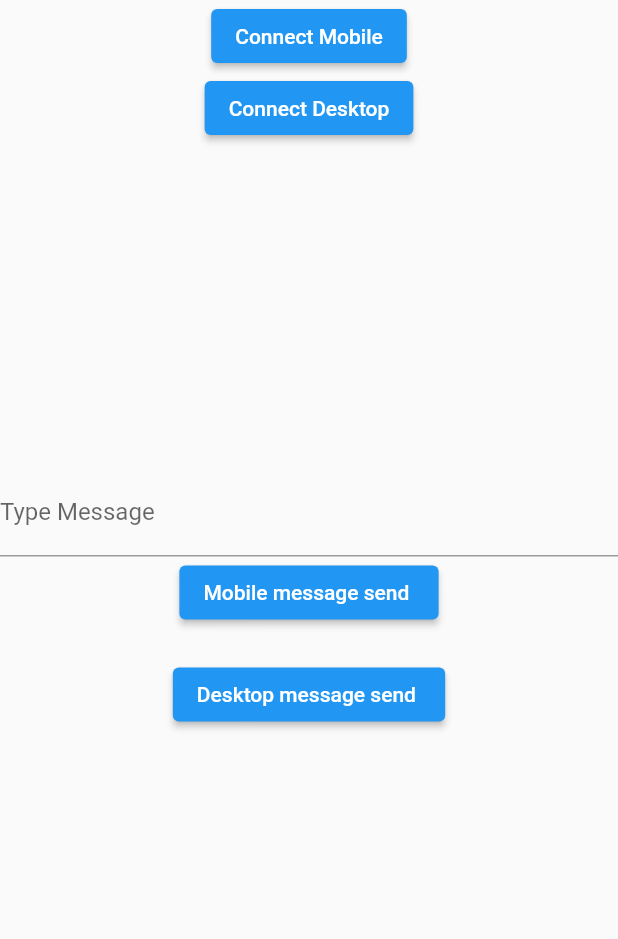
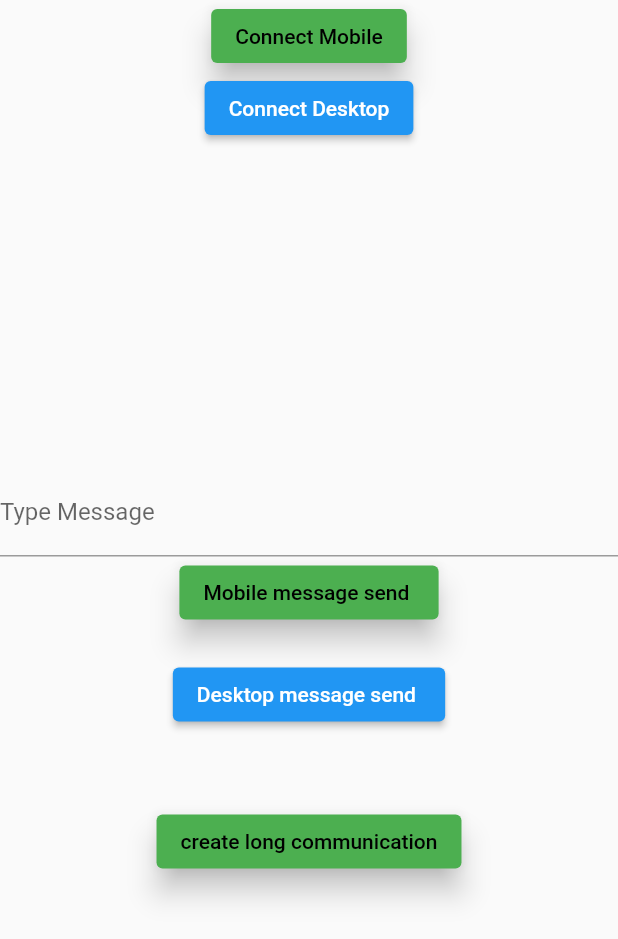
Before and after one commit to tushartripathi/charApp_using_node_flutter, a Flutter app: the screen it shows after launch, after a tap on "Connect Mobile", on a phone screen of 412 x 824 dp. Shown: the top 939 px of the screen. Run offline on Flutter 3.47's test engine with Material 2 defaults, Android fonts, the phone set to English and light mode, and no system bars; our stand-ins replace socket_io_client; network calls fail.

Commit message:
10 sec real time communication demo

```diff
--- a/lib/Home.dart
+++ b/lib/Home.dart
@@ -37,7 +37,13 @@ class _HomeState extends State<Home> {
                   print("Connect Mobile");
                   connectDevie(socket, sendMessage);
                 },
-                  child: Text("Connect Mobile")),
+                child: Text("Connect Mobile"),
+                style: ElevatedButton.styleFrom(
+                  primary: Colors.green,
+                  onPrimary: Colors.black,
+                  elevation: 8,
+                ),
+              ),
               ElevatedButton(
                   onPressed: () {
                     Map<String, dynamic> sendMessage = {
@@ -76,6 +82,11 @@ class _HomeState extends State<Home> {
                     print("Sending message from mobile");
                     sendValue(socket, sendMessage);
                   },
+                  style: ElevatedButton.styleFrom(
+                    primary: Colors.green,
+                    onPrimary: Colors.black,
+                    elevation: 8,
+                  ),
                   child: Text("Mobile message send ")),
               SizedBox(
                 height: 20,
@@ -95,6 +106,25 @@ class _HomeState extends State<Home> {
                   child: Text("Desktop message send "))
             ],
           ),
+          SizedBox(
+            height: 50,
+          ),
+          Column(
+            children: [
+              ElevatedButton(
+                onPressed: (() {
+                  print("Connect Mobile");
+                  longCommunication(socket);
+                }),
+                child: Text("create long communication"),
+                style: ElevatedButton.styleFrom(
+                  primary: Colors.green,
+                  onPrimary: Colors.black,
+                  elevation: 8,
+                ),
+              ),
+            ],
+          )
         ],
       ),
     );
@@ -124,17 +154,8 @@ class _HomeState extends State<Home> {
     socket.onConnect((data) => {print("Connected to server")});
     int i = 1;
 
-    Timer.periodic(Duration(seconds: 2), (timer) {
-      if (i >= 3) {
-        timer.cancel();
-      } else {
-        // code to execute in each iteration
-        //sendValue(socket, i);
-        i++;
-      }
-    });
-
     socket.on("res", (data) => {dislayData(data)});
+    socket.on("acknow", (data) => {dislayData(data)});
   }
 
   sendValue(IO.Socket socket, Map<String, dynamic> data) {
@@ -144,4 +165,24 @@ class _HomeState extends State<Home> {
   connectDevie(IO.Socket socket, Map<String, dynamic> data) {
     socket.emit("signin", data);
   }
+
+  longCommunication(IO.Socket socket) {
+    int i = 0;
+    Map<String, dynamic> sendMessage = {
+      "email": "tushar@example.com",
+      "mobile": "1",
+      "desktop": "0",
+      "counter": i.toString()
+    };
+    Timer.periodic(Duration(seconds: 4), (timer) {
+      if (i >= 10) {
+        timer.cancel();
+      } else {
+        // code to execute in each iteration
+        sendMessage["counter"] = i.toString();
+        socket.emit("communicate", sendMessage);
+        i++;
       }
+    });
+  }
+}
```
Also changed, not shown: 2 other files. Lines whose indentation alone changed are shown as unchanged.
